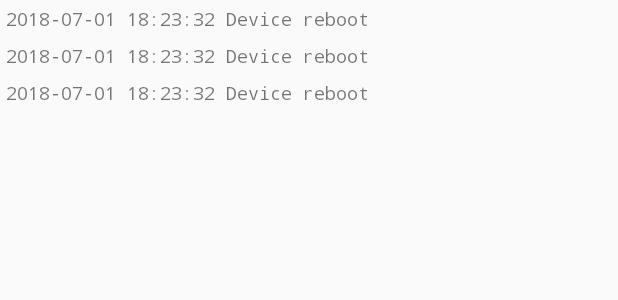
After one commit to alexandreroman/wifiauto, an Android app: the layout activity_event_log.xml on its own in the app's theme, with its tools: preview values and no code run, on a phone screen of 412 x 824 dp. The commit adds this screen. Shown: the top 300 px of the screen. Run offline under Robolectric (Android 15) with nearby library versions, the phone set to English and light mode, and no system bars; network calls fail.

Commit message:
Add event log (for debugging purposes)

```diff
--- a/app/build.gradle
+++ b/app/build.gradle
@@ -27,8 +27,10 @@ dependencies {
     implementation fileTree(dir: 'libs', include: ['*.jar'])
     implementation "org.jetbrains.kotlin:kotlin-stdlib-jdk7:$kotlin_version"
     implementation 'androidx.core:core-ktx:0.3'
+    implementation "android.arch.lifecycle:extensions:1.1.1"
     implementation 'com.jakewharton.timber:timber:4.7.0'
     implementation 'com.android.support:appcompat-v7:27.1.1'
+    implementation 'com.android.support:recyclerview-v7:27.1.1'
     implementation 'com.android.support:preference-v7:27.1.1'
     implementation 'com.takisoft.fix:preference-v7:27.1.1.1'
     implementation 'com.google.android.gms:play-services-oss-licenses:15.0.1'
--- a/app/src/main/java/fr/alexandreroman/wifiauto/MyApp.kt
+++ b/app/src/main/java/fr/alexandreroman/wifiauto/MyApp.kt
@@ -38,6 +38,8 @@ class MyApp : Application() {
         if (BuildConfig.DEBUG) {
             StrictMode.setThreadPolicy(StrictMode.ThreadPolicy.Builder()
                     .detectAll()
+                    .permitDiskReads()
+                    .permitDiskWrites()
                     .penaltyLog()
                     .build())
             StrictMode.setVmPolicy(StrictMode.VmPolicy.Builder()
--- a/app/src/main/java/fr/alexandreroman/wifiauto/SetupService.kt
+++ b/app/src/main/java/fr/alexandreroman/wifiauto/SetupService.kt
@@ -42,6 +42,11 @@ class SetupService : JobIntentService() {
         val enabled = sharedPreferences.wifiMonitoringEnabled
         Timber.d("Wi-Fi monitoring is ${if (enabled) "enabled" else "disabled"}")
 
+        if (BuildConfig.DEBUG) {
+            EventLog.from(this).append(
+                    "Setup Wi-Fi monitoring: ${if (enabled) "enabled" else "disabled"}")
+        }
+
         if (enabled) {
             MonitoringService.schedule(this)
         } else {
--- /dev/null
+++ b/app/src/main/res/layout/activity_event_log.xml
@@ -0,0 +1,14 @@
+<?xml version="1.0" encoding="utf-8"?>
+<LinearLayout xmlns:android="http://schemas.android.com/apk/res/android"
+    xmlns:tools="http://schemas.android.com/tools"
+    android:layout_width="match_parent"
+    android:layout_height="match_parent"
+    tools:context=".EventLogActivity">
+
+    <android.support.v7.widget.RecyclerView
+        android:id="@+id/list"
+        android:layout_width="match_parent"
+        android:layout_height="match_parent"
+        tools:listitem="@layout/item_event" />
+
+</LinearLayout>
--- /dev/null
+++ b/app/src/main/res/layout/item_event.xml
@@ -0,0 +1,20 @@
+<?xml version="1.0" encoding="utf-8"?>
+<LinearLayout xmlns:android="http://schemas.android.com/apk/res/android"
+    xmlns:tools="http://schemas.android.com/tools"
+    android:layout_width="match_parent"
+    android:layout_height="wrap_content"
+    android:padding="4dp"
+    tools:context=".EventLogActivity">
+
+    <TextView
+        android:id="@+id/event"
+        android:layout_width="match_parent"
+        android:layout_height="wrap_content"
+        android:layout_weight="1"
+        android:ellipsize="end"
+        android:fontFamily="monospace"
+        android:singleLine="true"
+        android:textSize="12dp"
+        tools:text="2018-07-01 18:23:32 Device reboot" />
+
+</LinearLayout>
--- a/app/src/main/res/values/strings.xml
+++ b/app/src/main/res/values/strings.xml
@@ -10,7 +10,10 @@
     <string name="pref_about_licenses_summary">Show software included in this application</string>
     <string name="pref_about_source_code">Source code</string>
     <string name="pref_about_source_code_summary">Show application source code</string>
+    <string name="pref_event_log">Show event log</string>
+    <string name="pref_event_log_summary">Show what happened within this app</string>
     <string name="source_code_ref" translatable="false">http://github.com/alexandreroman/wifiauto</string>
     <string name="software_licenses">Software licenses</string>
     <string name="info">When your device cannot connect to any Wi-Fi network, Wi-Fi is automatically disabled, in order to save battery.\nWi-Fi connectivity is periodically checked (every 15 min).</string>
+    <string name="event_log">Event log</string>
 </resources>
--- a/app/src/main/res/xml/prefs.xml
+++ b/app/src/main/res/xml/prefs.xml
@@ -6,6 +6,10 @@
         android:summaryOff="@string/pref_service_enabled_summary_off"
         android:summaryOn="@string/pref_service_enabled_summary"
         android:title="@string/pref_service_enabled" />
+    <Preference
+        android:key="pref_key_event_log"
+        android:summary="@string/pref_event_log_summary"
+        android:title="@string/pref_event_log" />
     <PreferenceCategory android:title="@string/pref_about_category">
         <Preference
             android:key="pref_key_about_licenses"
```
Also changed, not shown: app/src/main/AndroidManifest.xml (+10 -5 lines), app/src/main/java/fr/alexandreroman/wifiauto/BootListener.kt (+6 -1 lines), app/src/main/java/fr/alexandreroman/wifiauto/EventLog.kt (added, +74 -0 lines), app/src/main/java/fr/alexandreroman/wifiauto/EventLogActivity.kt (added, +85 -0 lines), app/src/main/java/fr/alexandreroman/wifiauto/MonitoringService.kt (+17 -1 lines), app/src/main/java/fr/alexandreroman/wifiauto/SettingsFragment.kt (+9 -0 lines), 1 other file.
